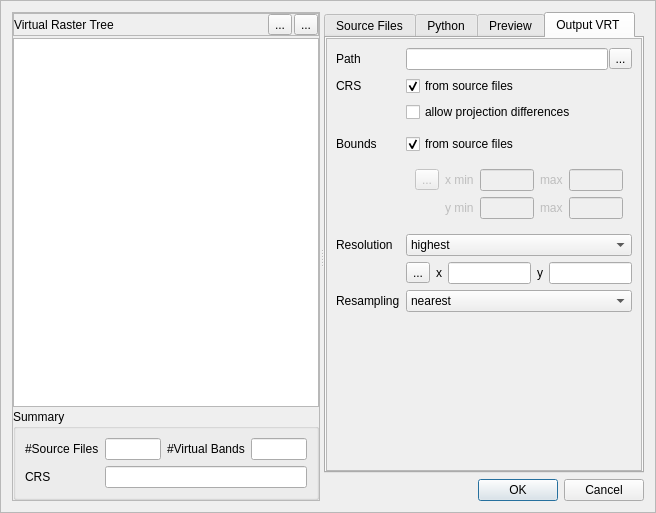
Old version of the form timeseriesviewer/ui/vrtbuilder.ui in the repository jakimowb/eo-time-series-viewer.
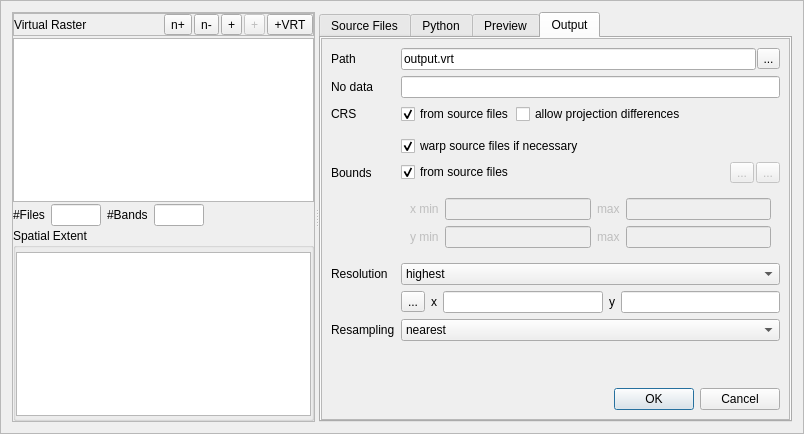
New version of the form. The open tabs and pages were chosen to show the change. Icons and pictures are not drawn. Custom widgets are drawn as their Qt base class.

Commit message: rebuild and refactoring virtualrasters.py : added feature identify to preview map

Diff of the .ui file:
```diff
--- a/timeseriesviewer/ui/vrtbuilder.ui
+++ b/timeseriesviewer/ui/vrtbuilder.ui
@@ -6,8 +6,8 @@
    <rect>
     <x>0</x>
     <y>0</y>
-    <width>656</width>
-    <height>513</height>
+    <width>804</width>
+    <height>434</height>
    </rect>
   </property>
   <property name="windowTitle">
@@ -57,7 +57,7 @@
           <item>
            <widget class="QLabel" name="label">
             <property name="text">
-             <string>Virtual Raster Tree</string>
+             <string>Virtual Raster</string>
             </property>
            </widget>
           </item>
@@ -74,17 +74,58 @@
             </property>
            </spacer>
           </item>
+          <item>
+           <widget class="QToolButton" name="btnExpandAllVRT">
+            <property name="toolTip">
+             <string>Expand nodes</string>
+            </property>
+            <property name="text">
+             <string>n+</string>
+            </property>
+           </widget>
+          </item>
+          <item>
+           <widget class="QToolButton" name="btnCollapseAllVRT">
+            <property name="toolTip">
+             <string>Collapse nodes</string>
+            </property>
+            <property name="text">
+             <string>n-</string>
+            </property>
+           </widget>
+          </item>
           <item>
            <widget class="QToolButton" name="btnAddVirtualBand">
             <property name="text">
-             <string>...</string>
+             <string>+</string>
+            </property>
+            <property name="icon">
+             <iconset resource="resources.qrc">
+              <normaloff>:/timeseriesviewer/icons/mActionAdd.png</normaloff>:/timeseriesviewer/icons/mActionAdd.png</iconset>
+            </property>
+           </widget>
+          </item>
+          <item>
+           <widget class="QToolButton" name="btnRemoveVirtualBands">
+            <property name="enabled">
+             <bool>false</bool>
+            </property>
+            <property name="toolTip">
+             <string>Add virtual band</string>
+            </property>
+            <property name="text">
+             <string>+</string>
+            </property>
+            <property name="icon">
+             <iconset resource="resources.qrc">
+              <normaloff>:/timeseriesviewer/icons/mActionRemove.png</normaloff>:/timeseriesviewer/icons/mActionRemove.png</iconset>
             </property>
            </widget>
           </item>
           <item>
            <widget class="QToolButton" name="btnLoadVRT">
             <property name="text">
-             <string>...</string>
+             <string>+VRT</string>
             </property>
            </widget>
           </item>
@@ -108,50 +149,129 @@
         </widget>
        </item>
        <item>
-        <widget class="QgsCollapsibleGroupBox" name="gbVRTSummary">
+        <layout class="QHBoxLayout" name="horizontalLayout">
+         <property name="spacing">
+          <number>6</number>
+         </property>
+         <property name="topMargin">
+          <number>0</number>
+         </property>
+         <item>
+          <widget class="QLabel" name="label_15">
+           <property name="sizePolicy">
+            <sizepolicy hsizetype="Preferred" vsizetype="Preferred">
+             <horstretch>0</horstretch>
+             <verstretch>0</verstretch>
+            </sizepolicy>
+           </property>
+           <property name="text">
+            <string>#Files</string>
+           </property>
+          </widget>
+         </item>
+         <item>
+          <widget class="QLineEdit" name="tbSourceFileCount">
+           <property name="sizePolicy">
+            <sizepolicy hsizetype="Preferred" vsizetype="Preferred">
+             <horstretch>0</horstretch>
+             <verstretch>0</verstretch>
+            </sizepolicy>
+           </property>
+           <property name="minimumSize">
+            <size>
+             <width>25</width>
+             <height>0</height>
+            </size>
+           </property>
+           <property name="maximumSize">
+            <size>
+             <width>50</width>
+             <height>16777215</height>
+            </size>
+           </property>
+           <property name="readOnly">
+            <bool>true</bool>
+           </property>
+          </widget>
+         </item>
+         <item>
+          <widget class="QLabel" name="label_14">
+           <property name="sizePolicy">
+            <sizepolicy hsizetype="Preferred" vsizetype="Preferred">
+             <horstretch>0</horstretch>
+             <verstretch>0</verstretch>
+            </sizepolicy>
+           </property>
+           <property name="text">
+            <string>#Bands</string>
+           </property>
+          </widget>
+         </item>
+         <item>
+          <widget class="QLineEdit" name="tbVRTBandCount">
+           <property name="sizePolicy">
+            <sizepolicy hsizetype="Preferred" vsizetype="Preferred">
+             <horstretch>0</horstretch>
+             <verstretch>0</verstretch>
+            </sizepolicy>
+           </property>
+           <property name="minimumSize">
+            <size>
+             <width>25</width>
+             <height>0</height>
+            </size>
+           </property>
+           <property name="maximumSize">
+            <size>
+             <width>50</width>
+             <height>16777215</height>
+            </size>
+           </property>
+           <property name="readOnly">
+            <bool>true</bool>
+           </property>
+          </widget>
+         </item>
+         <item>
+          <spacer name="horizontalSpacer_5">
+           <property name="orientation">
+            <enum>Qt::Horizontal</enum>
+           </property>
+           <property name="sizeHint" stdset="0">
+            <size>
+             <width>40</width>
+             <height>20</height>
+            </size>
+           </property>
+          </spacer>
+         </item>
+        </layout>
+       </item>
+       <item>
+        <widget class="QgsCollapsibleGroupBox" name="gbSpatialExtent">
          <property name="title">
-          <string>Summary</string>
+          <string>Spatial Extent</string>
          </property>
-         <layout class="QGridLayout" name="gridLayout_3">
-          <item row="3" column="0">
-           <widget class="QLabel" name="label_16">
-            <property name="text">
-             <string>CRS</string>
-            </property>
-           </widget>
-          </item>
-          <item row="0" column="1">
-           <widget class="QLineEdit" name="lineEdit_4">
-            <property name="readOnly">
-             <bool>true</bool>
-            </property>
-           </widget>
-          </item>
-          <item row="3" column="1" colspan="3">
-           <widget class="QLineEdit" name="lineEdit_6">
-            <property name="readOnly">
-             <bool>true</bool>
-            </property>
-           </widget>
-          </item>
-          <item row="0" column="3">
-           <widget class="QLineEdit" name="lineEdit_5">
-            <property name="readOnly">
-             <bool>true</bool>
-            </property>
-           </widget>
-          </item>
-          <item row="0" column="2">
-           <widget class="QLabel" name="label_14">
-            <property name="text">
-             <string>#Virtual Bands</string>
-            </property>
-           </widget>
-          </item>
-          <item row="0" column="0">
-           <widget class="QLabel" name="label_15">
-            <property name="text">
-             <string>#Source Files</string>
+         <layout class="QVBoxLayout" name="verticalLayout_8">
+          <property name="spacing">
+           <number>0</number>
+          </property>
+          <property name="leftMargin">
+           <number>0</number>
+          </property>
+          <property name="topMargin">
+           <number>4</number>
+          </property>
+          <property name="rightMargin">
+           <number>0</number>
+          </property>
+          <property name="bottomMargin">
+           <number>2</number>
+          </property>
+          <item>
+           <widget class="QgsMapCanvas" name="previewMap">
+            <property name="interactive">
+             <bool>false</bool>
             </property>
            </widget>
           </item>
@@ -272,7 +392,7 @@
          </widget>
          <widget class="QWidget" name="tabVRTSettings">
           <attribute name="title">
-           <string>Output VRT </string>
+           <string>Output</string>
           </attribute>
           <layout class="QVBoxLayout" name="verticalLayout_5">
            <property name="spacing">
@@ -294,12 +414,175 @@
                <rect>
                 <x>0</x>
                 <y>0</y>
-                <width>319</width>
-                <height>434</height>
+                <width>494</width>
+                <height>384</height>
                </rect>
               </property>
               <layout class="QGridLayout" name="gridLayout_2">
-               <item row="8" column="1">
+               <item row="7" column="1">
+                <layout class="QHBoxLayout" name="horizontalLayout_4">
+                 <property name="spacing">
+                  <number>2</number>
+                 </property>
+                 <property name="bottomMargin">
+                  <number>0</number>
+                 </property>
+                 <item>
+                  <widget class="QCheckBox" name="cbBoundsFromSourceFiles">
+                   <property name="toolTip">
+                    <string>Automatic extent from source fule</string>
+                   </property>
+                   <property name="text">
+                    <string>from source files</string>
+                   </property>
+                   <property name="checked">
+                    <bool>true</bool>
+                   </property>
+                  </widget>
+                 </item>
+                 <item>
+                  <spacer name="horizontalSpacer_3">
+                   <property name="orientation">
+                    <enum>Qt::Horizontal</enum>
+                   </property>
+                   <property name="sizeHint" stdset="0">
+                    <size>
+                     <width>40</width>
+                     <height>20</height>
+                    </size>
+                   </property>
+                  </spacer>
+                 </item>
+                 <item>
+                  <widget class="QToolButton" name="btnBoundsFromMap">
+                   <property name="enabled">
+                    <bool>false</bool>
+                   </property>
+                   <property name="toolTip">
+                    <string>Select bounds from map canvas</string>
+                   </property>
+                   <property name="text">
+                    <string>...</string>
+                   </property>
+                  </widget>
+                 </item>
+                 <item>
+                  <widget class="QToolButton" name="btnBoundsFromFile">
+                   <property name="enabled">
+                    <bool>false</bool>
+                   </property>
+                   <property name="toolTip">
+                    <string>Select bounds from spatial file or layer</string>
+                   </property>
+                   <property name="text">
+                    <string>...</string>
+                   </property>
+                  </widget>
+                 </item>
+                </layout>
+               </item>
+               <item row="3" column="1">
+                <layout class="QHBoxLayout" name="horizontalLayout_6">
+                 <property name="spacing">
+                  <number>2</number>
+                 </property>
+                 <property name="topMargin">
+                  <number>0</number>
+                 </property>
+                 <item>
+                  <widget class="QCheckBox" name="cbCRSFromInputData">
+                   <property name="text">
+                    <string>from source files</string>
+                   </property>
+                   <property name="checked">
+                    <bool>true</bool>
+                   </property>
+                  </widget>
+                 </item>
+                 <item>
+                  <widget class="QCheckBox" name="cbAllowProjectionDifferences">
+                   <property name="text">
+                    <string>allow projection differences</string>
+                   </property>
+                  </widget>
+                 </item>
+                 <item>
+                  <spacer name="horizontalSpacer_4">
+                   <property name="orientation">
+                    <enum>Qt::Horizontal</enum>
+                   </property>
+                   <property name="sizeHint" stdset="0">
+                    <size>
+                     <width>40</width>
+                     <height>20</height>
+                    </size>
+                   </property>
+                  </spacer>
+                 </item>
+                </layout>
+               </item>
+               <item row="13" column="1">
+                <widget class="QComboBox" name="comboBox">
+                 <item>
+                  <property name="text">
+                   <string>highest</string>
+                  </property>
+                 </item>
+                 <item>
+                  <property name="text">
+                   <string>lowest</string>
+                  </property>
+                 </item>
+                 <item>
+                  <property name="text">
+                   <string>average</string>
+                  </property>
+                 </item>
+                 <item>
+                  <property name="text">
+                   <string>user</string>
+                  </property>
+                 </item>
+                </widget>
+               </item>
+               <item row="0" column="1">
+                <layout class="QHBoxLayout" name="horizontalLayout_5">
+                 <property name="spacing">
+                  <number>1</number>
+                 </property>
+                 <property name="topMargin">
+                  <number>0</number>
+                 </property>
+                 <item>
+                  <widget class="QLineEdit" name="tbOutputPath">
+                   <property name="text">
+                    <string>output.vrt</string>
+                   </property>
+                  </widget>
+                 </item>
+                 <item>
+                  <widget class="QToolButton" name="btnSelectVRTPath">
+                   <property name="maximumSize">
+                    <size>
+                     <width>23</width>
+                     <height>16777215</height>
+                    </size>
+                   </property>
+                   <property name="text">
+                    <string>...</string>
+                   </property>
+                  </widget>
+                 </item>
+                </layout>
+               </item>
+               <item row="15" column="0">
+                <widget class="QLabel" name="label_7">
+                 <property name="text">
+                  <string>Resampling</string>
+                 </property>
+                </widget>
+               </item>
+               <item row="14" column="1">
                 <layout class="QHBoxLayout" name="horizontalLayout_3">
                  <property name="bottomMargin">
                   <number>0</number>
@@ -336,71 +619,28 @@
                  </item>
                 </layout>
                </item>
-               <item row="0" column="1">
-                <layout class="QHBoxLayout" name="horizontalLayout_5">
-                 <property name="spacing">
-                  <number>1</number>
+               <item row="3" column="0">
+                <widget class="QLabel" name="label_8">
+                 <property name="text">
+                  <string>CRS</string>
                  </property>
-                 <property name="topMargin">
-                  <number>0</number>
-                 </property>
-                 <item>
-                  <widget class="QLineEdit" name="lineEdit"/>
-                 </item>
-                 <item>
-                  <widget class="QToolButton" name="btnSelectVRTPath">
-                   <property name="maximumSize">
-                    <size>
-                     <width>23</width>
-                     <height>16777215</height>
-                    </size>
-                   </property>
-                   <property name="text">
-                    <string>...</string>
-                   </property>
-                  </widget>
-                 </item>
-                </layout>
+                </widget>
                </item>
-               <item row="7" column="1">
-                <widget class="QComboBox" name="comboBox">
-                 <item>
-                  <property name="text">
-                   <string>highest</string>
-                  </property>
-                 </item>
-                 <item>
-                  <property name="text">
-                   <string>lowest</string>
-                  </property>
-                 </item>
-                 <item>
-                  <property name="text">
-                   <string>average</string>
-                  </property>
-                 </item>
-                 <item>
-                  <property name="text">
-                   <string>user</string>
-                  </property>
-                 </item>
+               <item row="0" column="0">
+                <widget class="QLabel" name="label_2">
+                 <property name="text">
+                  <string>Path</string>
+                 </property>
                 </widget>
                </item>
                <item row="7" column="0">
-                <widget class="QLabel" name="label_3">
+                <widget class="QLabel" name="label_17">
                  <property name="text">
-                  <string>Resolution</string>
+                  <string>Bounds</string>
                  </property>
                 </widget>
                </item>
-               <item row="9" column="0">
-                <widget class="QLabel" name="label_7">
-                 <property name="text">
-                  <string>Resampling</string>
-                 </property>
-                </widget>
-               </item>
-               <item row="9" column="1">
+               <item row="15" column="1">
                 <widget class="QComboBox" name="comboBox_2">
                  <item>
                   <property name="text">
@@ -439,7 +679,21 @@
                  </item>
                 </widget>
                </item>
-               <item row="10" column="1">
+               <item row="13" column="0">
+                <widget class="QLabel" name="label_3">
+                 <property name="text">
+                  <string>Resolution</string>
+                 </property>
+                </widget>
+               </item>
+               <item row="2" column="1">
+                <widget class="QLineEdit" name="tbNoData">
+                 <property name="readOnly">
+                  <bool>false</bool>
+                 </property>
+                </widget>
+               </item>
+               <item row="16" column="0">
                 <spacer name="verticalSpacer">
                  <property name="orientation">
                   <enum>Qt::Vertical</enum>
@@ -452,120 +706,96 @@
                  </property>
                 </spacer>
                </item>
-               <item row="1" column="1">
-                <widget class="QCheckBox" name="cbCRSFromInputData">
-                 <property name="text">
-                  <string>from source files</string>
-                 </property>
-                 <property name="checked">
-                  <bool>true</bool>
-                 </property>
-                </widget>
-               </item>
-               <item row="4" column="1">
-                <widget class="QCheckBox" name="cbBoundsFromSourceFiles">
-                 <property name="text">
-                  <string>from source files</string>
-                 </property>
-                 <property name="checked">
-                  <bool>true</bool>
-                 </property>
-                </widget>
-               </item>
-               <item row="4" column="0">
+               <item row="2" column="0">
                 <widget class="QLabel" name="label_6">
                  <property name="text">
-                  <string>Bounds</string>
+                  <string>No data</string>
                  </property>
                 </widget>
                </item>
-               <item row="2" column="1">
-                <widget class="QCheckBox" name="cbAllowProjectionDifferences">
-                 <property name="text">
-                  <string>allow projection differences</string>
+               <item row="19" column="1">
+                <widget class="QDialogButtonBox" name="buttonBox">
+                 <property name="standardButtons">
+                  <set>QDialogButtonBox::Cancel|QDialogButtonBox::Ok</set>
                  </property>
                 </widget>
                </item>
-               <item row="1" column="0">
-                <widget class="QLabel" name="label_8">
-                 <property name="text">
-                  <string>CRS</string>
-                 </property>
-                </widget>
-               </item>
-               <item row="0" column="0">
-                <widget class="QLabel" name="label_2">
-                 <property name="text">
-                  <string>Path</string>
-                 </property>
-                </widget>
-               </item>
-               <item row="3" column="1">
+               <item row="5" column="1">
                 <widget class="QgsProjectionSelectionWidget" name="mQgsProjectionSelectionWidget">
                  <property name="enabled">
                   <bool>false</bool>
                  </property>
                 </widget>
                </item>
-               <item row="5" column="1" rowspan="2">
+               <item row="8" column="1">
                 <widget class="QFrame" name="gridFrame">
                  <property name="enabled">
                   <bool>false</bool>
                  </property>
                  <layout class="QGridLayout" name="gridLayout">
-                  <item row="0" column="2">
-                   <widget class="QLineEdit" name="tbBoundsXMin"/>
-                  </item>
-                  <item row="0" column="0">
-                   <widget class="QToolButton" name="btnBoundsFromFile">
-                    <property name="toolTip">
-                     <string>Select bounds from spatial file or layer</string>
-                    </property>
-                    <property name="text">
-                     <string>...</string>
-                    </property>
-                   </widget>
-                  </item>
-                  <item row="1" column="4">
-                   <widget class="QLineEdit" name="tbBoundsYMax"/>
-                  </item>
-                  <item row="1" column="2">
+                  <item row="2" column="2">
                    <widget class="QLineEdit" name="tbBoundsYMin"/>
                   </item>
-                  <item row="0" column="4">
-                   <widget class="QLineEdit" name="tbBoundXMax"/>
+                  <item row="2" column="3">
+                   <widget class="QLabel" name="label_13">
+                    <property name="text">
+                     <string>max</string>
+                    </property>
+                   </widget>
                   </item>
-                  <item row="0" column="1">
+                  <item row="1" column="2">
+                   <widget class="QLineEdit" name="tbBoundsXMin"/>
+                  </item>
+                  <item row="1" column="1">
                    <widget class="QLabel" name="label_10">
                     <property name="text">
                      <string>x min</string>
                     </property>
                    </widget>
                   </item>
-                  <item row="0" column="3">
+                  <item row="1" column="4">
+                   <widget class="QLineEdit" name="tbBoundXMax"/>
+                  </item>
+                  <item row="2" column="4">
+                   <widget class="QLineEdit" name="tbBoundsYMax"/>
+                  </item>
+                  <item row="1" column="3">
                    <widget class="QLabel" name="label_12">
                     <property name="text">
                      <string>max</string>
                     </property>
                    </widget>
                   </item>
-                  <item row="1" column="1">
+                  <item row="2" column="1">
                    <widget class="QLabel" name="label_11">
                     <property name="text">
                      <string>y min</string>
                     </property>
                    </widget>
                   </item>
-                  <item row="1" column="3">
-                   <widget class="QLabel" name="label_13">
-                    <property name="text">
-                     <string>max</string>
-                    </property>
-                   </widget>
-                  </item>
                  </layout>
                 </widget>
                </item>
+               <item row="6" column="1">
+                <layout class="QHBoxLayout" name="horizontalLayout_7">
+                 <property name="topMargin">
+                  <number>0</number>
+                 </property>
+                 <item>
+                  <widget class="QCheckBox" name="cbWarpSrcFiles">
+                   <property name="toolTip">
+                    <string>Warp coordinate reference systems in case of differing input file coordinate systems</string>
+                   </property>
+                   <property name="text">
+                    <string>warp source files if necessary</string>
+                   </property>
+                   <property name="checked">
+                    <bool>true</bool>
+                   </property>
+                  </widget>
+                 </item>
+                </layout>
+               </item>
               </layout>
              </widget>
             </widget>
@@ -574,13 +804,6 @@
          </widget>
         </widget>
        </item>
-       <item>
-        <widget class="QDialogButtonBox" name="buttonBox">
-         <property name="standardButtons">
-          <set>QDialogButtonBox::Cancel|QDialogButtonBox::Ok</set>
-         </property>
-        </widget>
-       </item>
       </layout>
      </widget>
     </widget>
@@ -598,6 +821,12 @@
    <class>QgsProjectionSelectionWidget</class>
    <extends>QWidget</extends>
    <header>qgsprojectionselectionwidget.h</header>
+   <container>1</container>
+  </customwidget>
+  <customwidget>
+   <class>QgsMapCanvas</class>
+   <extends>QGraphicsView</extends>
+   <header>qgis.core</header>
   </customwidget>
  </customwidgets>
  <resources/>
```
Left out of the diff: 123 changed lines with no effect on the pictures. The commit also changes 10 other files.
